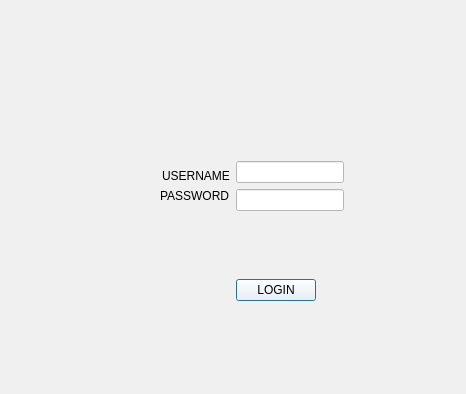
The window that ui/loginpage.ui (yashu2001/gym-manager) describes before a commit, drawn with Qt 5.
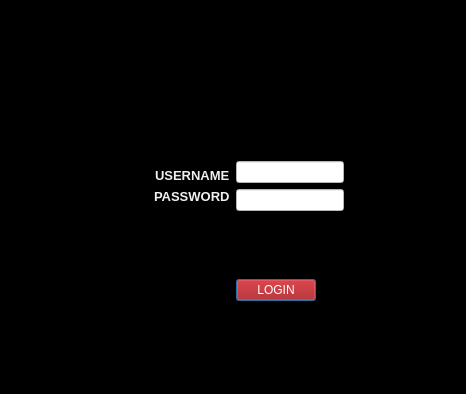
The same window after the commit. Icons and pictures are not drawn.

Commit message: checkout the new color scheming

What changed in the file:
```diff
--- a/ui/loginpage.ui
+++ b/ui/loginpage.ui
@@ -14,18 +14,18 @@
    <string>MainWindow</string>
   </property>
   <property name="styleSheet">
-   <string notr="true">background-color: rgb(240, 240, 240);</string>
+   <string notr="true">background-color: rgb(0, 0, 0);</string>
   </property>
   <widget class="QWidget" name="centralwidget">
    <layout class="QGridLayout" name="gridLayout">
     <item row="1" column="0" alignment="Qt::AlignRight|Qt::AlignBottom">
      <widget class="QLabel" name="label">
       <property name="styleSheet">
-       <string notr="true">color: rgb(0,0,0);
+       <string notr="true">color: rgb(240,240,240);
 </string>
       </property>
       <property name="text">
-       <string>USERNAME</string>
+       <string>&lt;html&gt;&lt;head/&gt;&lt;body&gt;&lt;p&gt;&lt;span style=&quot; font-size:10pt; font-weight:600;&quot;&gt;USERNAME&lt;/span&gt;&lt;/p&gt;&lt;/body&gt;&lt;/html&gt;</string>
       </property>
      </widget>
     </item>
@@ -43,11 +43,11 @@
     <item row="2" column="0" alignment="Qt::AlignRight|Qt::AlignTop">
      <widget class="QLabel" name="label_2">
       <property name="styleSheet">
-       <string notr="true">color: rgb(0,0,0);
+       <string notr="true">color: rgb(240,240,240);
 </string>
       </property>
       <property name="text">
-       <string>PASSWORD</string>
+       <string>&lt;html&gt;&lt;head/&gt;&lt;body&gt;&lt;p&gt;&lt;span style=&quot; font-size:10pt; font-weight:600;&quot;&gt;PASSWORD&lt;/span&gt;&lt;/p&gt;&lt;/body&gt;&lt;/html&gt;</string>
       </property>
      </widget>
     </item>
@@ -84,8 +84,8 @@
        </size>
       </property>
       <property name="styleSheet">
-       <string notr="true">background-color: rgb(255, 255, 255);
-alternate-background-color: rgb(240, 240, 240);</string>
+       <string notr="true">background-color: rgb(170, 0, 0);
+color: rgb(255, 255, 255);</string>
       </property>
       <property name="text">
        <string>LOGIN</string>
```
The commit also changes 10 other files.
